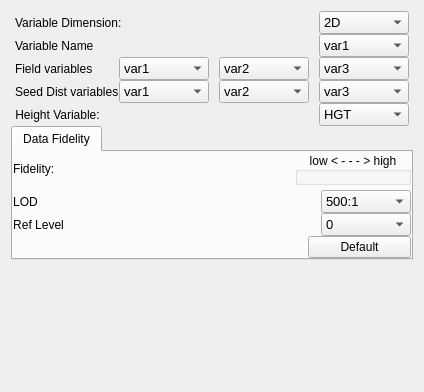
First picture: the form in apps/vaporgui/VariablesWidgetGUI.ui, repository StasJ/vapor-formatted, before the edit.
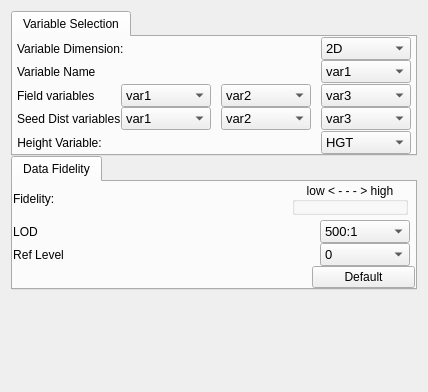
Second picture: the form after the edit.

What changed in the file:
```diff
--- a/apps/vaporgui/VariablesWidgetGUI.ui
+++ b/apps/vaporgui/VariablesWidgetGUI.ui
@@ -29,6 +29,31 @@
       <number>0</number>
      </property>
      <item>
+      <widget class="QTabWidget" name="tabWidget_2">
+       <property name="currentIndex">
+        <number>0</number>
+       </property>
+       <widget class="QWidget" name="tab_2">
+        <attribute name="title">
+         <string>Variable Selection</string>
+        </attribute>
+        <layout class="QVBoxLayout" name="verticalLayout_4">
+         <property name="spacing">
+          <number>0</number>
+         </property>
+         <property name="leftMargin">
+          <number>0</number>
+         </property>
+         <property name="topMargin">
+          <number>0</number>
+         </property>
+         <property name="rightMargin">
+          <number>0</number>
+         </property>
+         <property name="bottomMargin">
+          <number>0</number>
+         </property>
+         <item>
       <widget class="QFrame" name="dimensionFrame">
        <property name="frameShape">
         <enum>QFrame::NoFrame</enum>
@@ -657,6 +682,10 @@
        </layout>
       </widget>
      </item>
+        </layout>
+       </widget>
+      </widget>
+     </item>
      <item>
       <widget class="QFrame" name="applyToTerrainFrame">
        <layout class="QHBoxLayout" name="horizontalLayout_6">
@@ -737,11 +766,14 @@
            </property>
            <item>
             <layout class="QHBoxLayout" name="fidelityLayout">
+             <property name="spacing">
+              <number>0</number>
+             </property>
              <property name="leftMargin">
               <number>0</number>
              </property>
              <property name="rightMargin">
-              <number>0</number>
+              <number>7</number>
              </property>
              <property name="bottomMargin">
               <number>5</number>
@@ -799,7 +831,7 @@
               <number>0</number>
              </property>
              <property name="rightMargin">
-              <number>0</number>
+              <number>5</number>
              </property>
              <item>
               <widget class="QLabel" name="textLabel1_13">
@@ -890,6 +922,9 @@
              <property name="topMargin">
               <number>0</number>
              </property>
+             <property name="rightMargin">
+              <number>5</number>
+             </property>
              <item>
               <widget class="QLabel" name="textLabel1_2">
                <property name="toolTip">
```
Left out of the diff: 30 changed lines with no effect on the pictures. Lines whose indentation alone changed are shown as unchanged.
